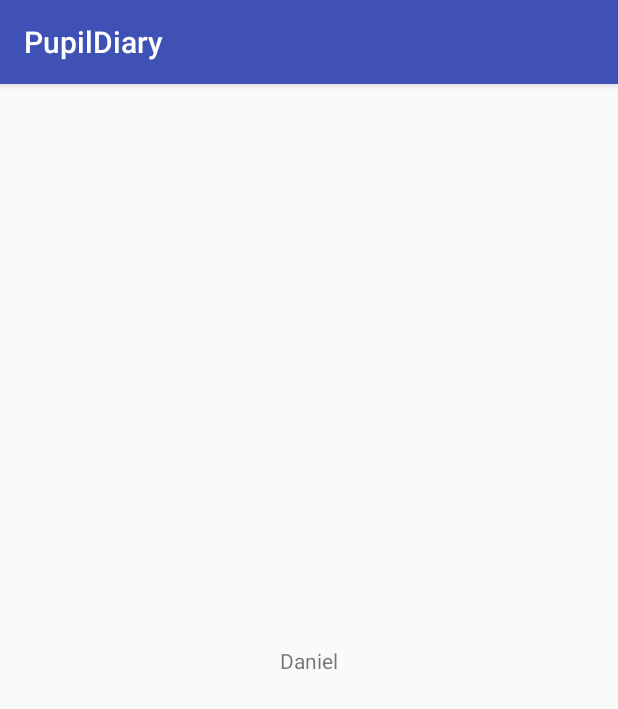
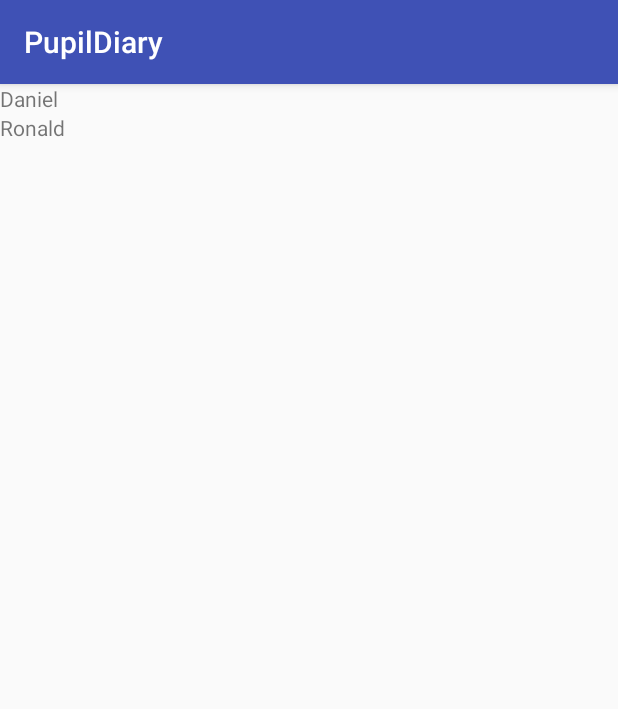
Before and after one commit to juliafealves/pupil-diary, an Android app: the screen it shows after launch (ListStudentsActivity), on a phone screen of 412 x 824 dp. Shown: the top 709 px of the screen. Run offline under Robolectric (Android 15) with nearby library versions, the phone set to English and light mode, and no system bars.

Commit message:
Added a second student. Change layout of Activity.

```diff
--- a/app/src/main/res/layout/activity_list_students.xml
+++ b/app/src/main/res/layout/activity_list_students.xml
@@ -1,18 +1,15 @@
 <?xml version="1.0" encoding="utf-8"?>
-<android.support.constraint.ConstraintLayout xmlns:android="http://schemas.android.com/apk/res/android"
-    xmlns:app="http://schemas.android.com/apk/res-auto"
-    xmlns:tools="http://schemas.android.com/tools"
+<LinearLayout
+    xmlns:android="http://schemas.android.com/apk/res/android"
     android:layout_width="match_parent"
     android:layout_height="match_parent"
-    tools:context=".ListStudentsActivity">
-
+    android:orientation="vertical">
     <TextView
         android:layout_width="wrap_content"
         android:layout_height="wrap_content"
-        android:text="Daniel"
-        app:layout_constraintBottom_toBottomOf="parent"
-        app:layout_constraintLeft_toLeftOf="parent"
-        app:layout_constraintRight_toRightOf="parent"
-        app:layout_constraintTop_toTopOf="parent" />
-
-</android.support.constraint.ConstraintLayout>
+        android:text="Daniel" />
+    <TextView
+        android:text="Ronald"
+        android:layout_width="wrap_content"
+        android:layout_height="wrap_content" />
+</LinearLayout>
```
Also changed, not shown: 1 other file.
